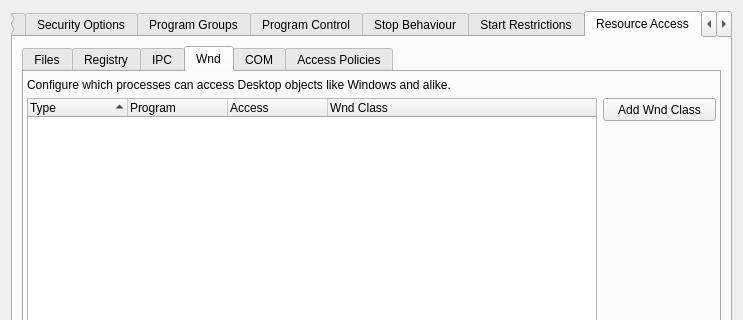
Before: the Qt Designer form SandboxiePlus/SandMan/Forms/OptionsWindow.ui in sandboxie-plus/Sandboxie, drawn with Qt 5; both pictures show x 0 to 743 and y 0 to 320 of the 743 by 530 pixel window.
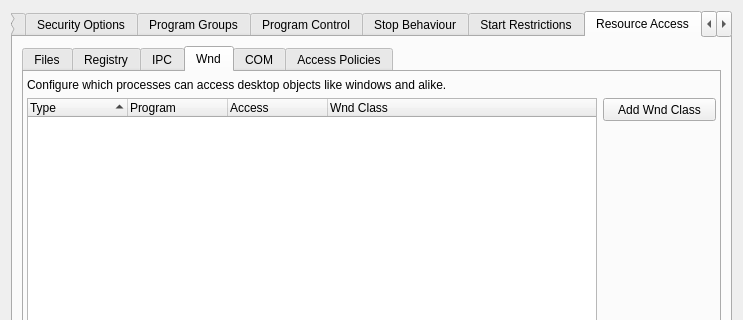
After: the same form once the commit is applied. The open tabs and pages were chosen to show the change.

What changed in the file:
```diff
--- a/SandboxiePlus/SandMan/Forms/OptionsWindow.ui
+++ b/SandboxiePlus/SandMan/Forms/OptionsWindow.ui
@@ -2468,7 +2468,7 @@
                <item row="0" column="0">
                 <widget class="QLabel" name="label_27">
                  <property name="text">
-                  <string>Configure which processes can access Desktop objects like Windows and alike.</string>
+                  <string>Configure which processes can access desktop objects like windows and alike.</string>
                  </property>
                  <property name="wordWrap">
                   <bool>true</bool>
```
